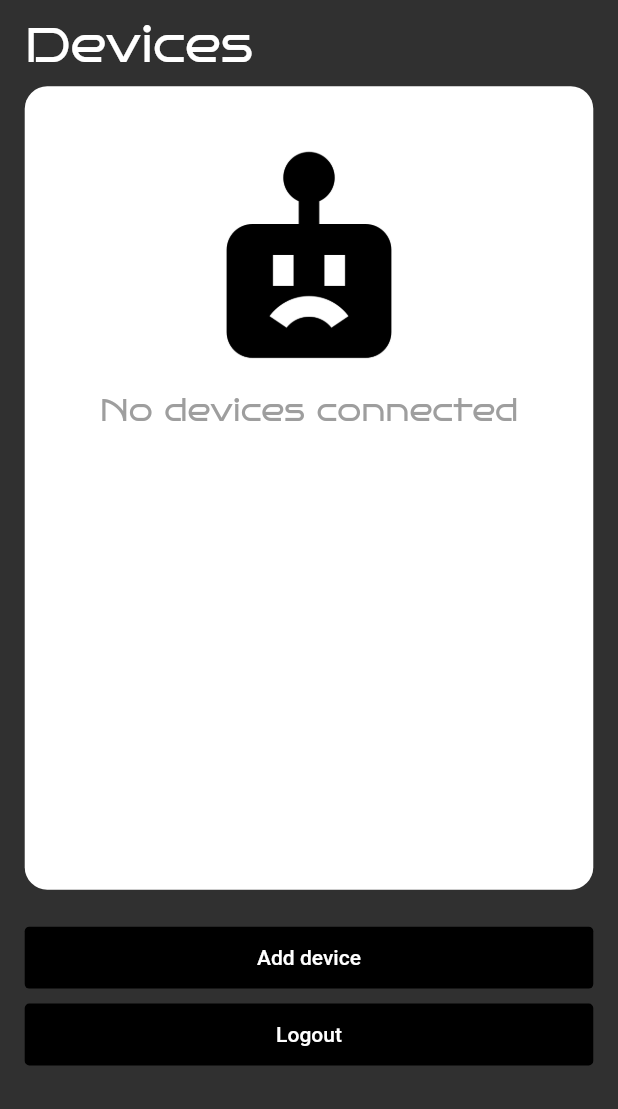
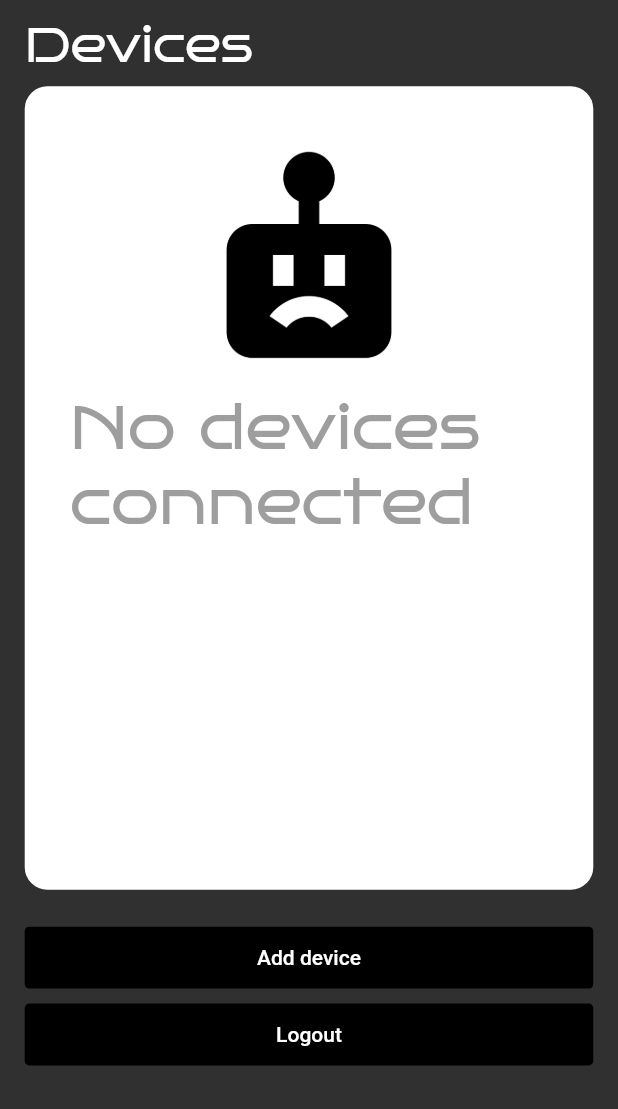
Before and after one commit to mosherif21/assistantpro, a Flutter app: the HomePageScreen screen opened directly, on a phone screen of 412 x 824 dp, the part 127-1236 px from its top. Run offline on Flutter 3.47's test engine with Material 2 defaults, Android fonts, the phone set to English and light mode, and no system bars; our stand-ins replace connectivity_plus, firebase_auth, firebase_core, firebase_database, flutter_native_splash, flutter_otp_text_field and 11 more; missing offline and left inert: firebase_app_check, flutter_web_frame, mqtt_client; accounts and stored records are empty.

Commit message:
initial commit

```diff
--- a/lib/src/features/home_page/components/no_products_error.dart
+++ b/lib/src/features/home_page/components/no_products_error.dart
@@ -4,12 +4,14 @@ import 'package:flutter/material.dart';
 import '../../../constants/assets_strings.dart';
 
 class NoProducts extends StatelessWidget {
-  const NoProducts({Key? key}) : super(key: key);
-
+  const NoProducts({
+    Key? key,
+    required this.screenHeight,
+  }) : super(key: key);
+  final double screenHeight;
   @override
   Widget build(BuildContext context) {
     final screenHeight = getScreenHeight(context);
-    final screenWidth = getScreenWidth(context);
     return Center(
       child: Container(
         padding: const EdgeInsets.all(20.0),
@@ -26,7 +28,7 @@ class NoProducts extends StatelessWidget {
               'No devices connected',
               style: TextStyle(
                 color: Colors.grey,
-                fontSize: screenWidth * 0.05,
+                fontSize: screenHeight * 0.05,
                 fontFamily: 'Bruno Ace',
               ),
             )
--- a/lib/src/features/home_page/components/product_model.dart
+++ b/lib/src/features/home_page/components/product_model.dart
@@ -31,7 +31,8 @@ class AssistantProProduct {
     _currentQuantity = currentQuantity;
     _mqttProductHandler = mqttProductHandler;
     _mqttProductHandler.countTracker.value = currentQuantity;
-    _mqttProductHandler.setCurrentQuantity('s$currentQuantity', _setTopic);
+    _mqttProductHandler.setCurrentQuantity(
+        currentQuantity.toString(), _setTopic);
   }
   String getProductName() {
     return _productName;
--- a/lib/src/features/home_page/screens/home_page_screen.dart
+++ b/lib/src/features/home_page/screens/home_page_screen.dart
@@ -84,7 +84,7 @@ class HomePageScreen extends StatelessWidget {
                 crossAxisAlignment: CrossAxisAlignment.start,
                 children: [
                   const Text(
-                    "Devices",
+                    'Devices',
                     style: TextStyle(
                       color: Colors.white,
                       fontSize: 32,
@@ -116,7 +116,9 @@ class HomePageScreen extends StatelessWidget {
                                       )
                                   ],
                                 )
-                              : const NoProducts(),
+                              : NoProducts(
+                                  screenHeight: screenHeight,
+                                ),
                         ),
                       ),
                     ),
```
Also changed, not shown: lib/mqtt/mqtt_product.dart (+6 -2 lines).
